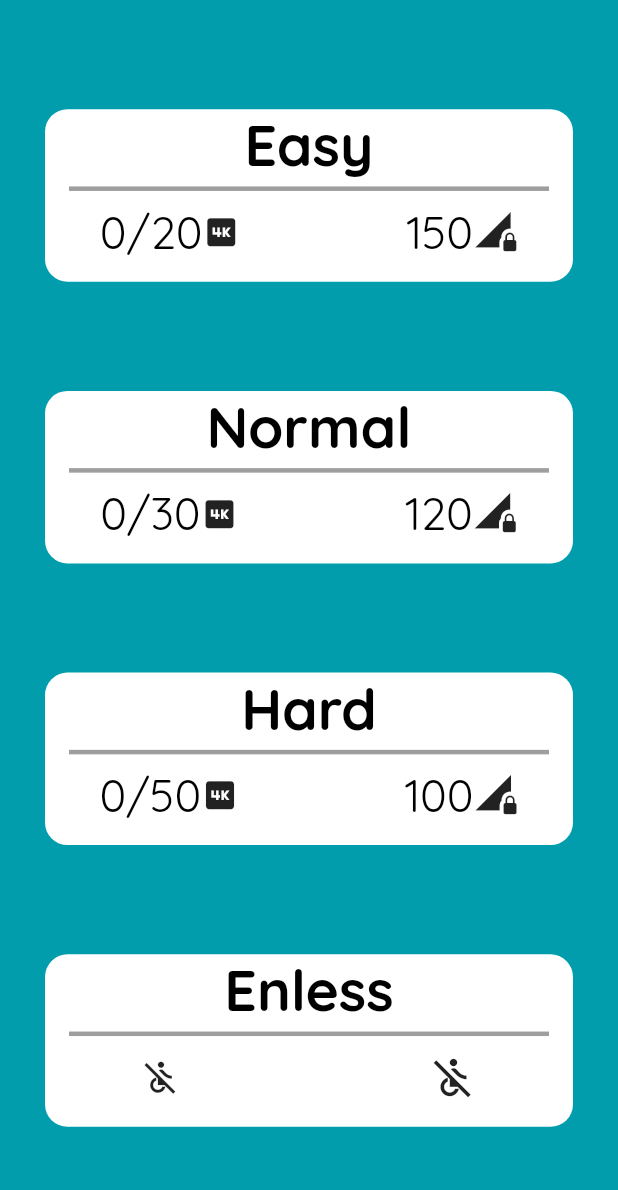
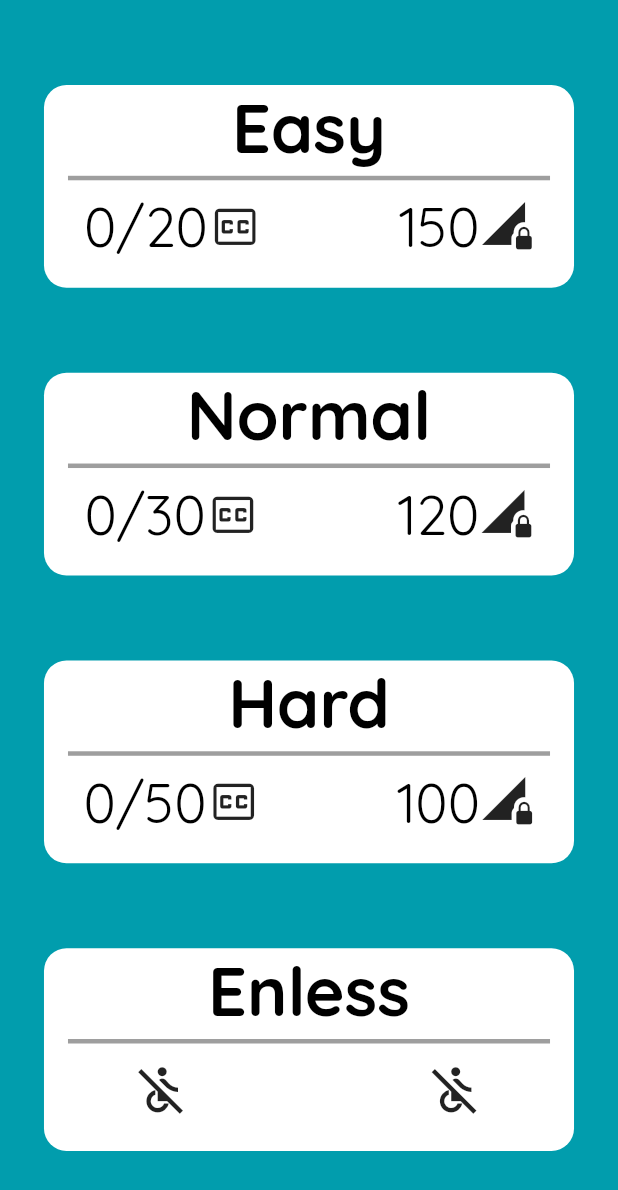
Before and after one commit to pdnminh99/flaguru, a Flutter app: the DifficultyScreen screen opened by its route, on a phone screen of 412 x 824 dp. Shown: the top 1190 px of the screen. Run offline on Flutter 3.47's test engine with Material 2 defaults, Android fonts, the phone set to English and light mode, and no system bars; our stand-ins replace firebase_auth, flutter_spinkit, google_sign_in, shared_preferences, sqflite; missing offline and left inert: dart:ffi; accounts and stored records are empty.

Commit message:
Modify animation for difficulty_screen + using mediaquery

```diff
--- a/lib/screens/difficulty_screen.dart
+++ b/lib/screens/difficulty_screen.dart
@@ -2,43 +2,46 @@ import 'package:flaguru/widgets/difficulty_cart.dart';
 import 'package:flutter/material.dart';
 import 'package:flaguru/screens/play_screen.dart';
 import '../models/Enum.dart';
+import 'package:flaguru/widgets/difficulty_screen_animation.dart';
 
-
-class DifficultyScreen extends StatefulWidget{
+class DifficultyScreen extends StatefulWidget {
   static String routeName = '/difficulty_screen';
   @override
   _DifficultyScreenState createState() => _DifficultyScreenState();
+}
 
-}
-class _DifficultyScreenState extends State<DifficultyScreen> with SingleTickerProviderStateMixin{
+class _DifficultyScreenState extends State<DifficultyScreen>
+    with SingleTickerProviderStateMixin {
   bool animated = false;
-  int timerIconCode =58405;
-  int poinIconCode= 57377;
-  int infiniteIcon =60221;
+  int timerIconCode = 58405;
+  int poinIconCode = 57710;
+  int infiniteIcon = 60221;
+
   AnimationController _animatedContainer;
-  Animation<double> _animation;
-  final List arrayofCheckPoint=['0/20','0/30','0/50',];
+  Difficulty_screen_animation _difficulty_screen_animation;
+
+  final List arrayofCheckPoint = [
+    '0/20',
+    '0/30',
+    '0/50',
+  ];
   @override
-  _DifficultyScreenState(
-    {
+  _DifficultyScreenState({
     arrayofCheckPoint,
-    }
-  );
+  });
   @override
-  void initState(){
-    super.initState();
+  void initState() {
+
     _animatedContainer = AnimationController(
-      duration: const Duration(milliseconds: 700),
+      duration: const Duration(milliseconds: 800),
       vsync: this,
     );
-    _animation = Tween(begin: 60.0,end: 0.0).animate(_animatedContainer)
-    ..addListener((){
-      setState(() {
-      });
-    });
+    _difficulty_screen_animation = Difficulty_screen_animation(_animatedContainer);
+
     _animatedContainer.forward();
-    // this.animated = true;
+    super.initState();
   }
+
   @override
   void dispose() {
     _animatedContainer.dispose();
@@ -49,27 +52,34 @@ class _DifficultyScreenState extends State<DifficultyScreen> with SingleTickerPr
   Widget build(BuildContext context) {
     return Scaffold(
         backgroundColor: Color.fromARGB(255, 1, 157, 173),
-      body: AnimatedBuilder(
-        animation: _animation,
+        body: Container(
           child: Center(
             child: Column(
               mainAxisAlignment: MainAxisAlignment.spaceEvenly,
               crossAxisAlignment: CrossAxisAlignment.center,
               children: <Widget>[
-                  diffculty_cart("Easy","150",this.arrayofCheckPoint[0],Difficulty.EASY,poinIconCode,timerIconCode),
-                  diffculty_cart("Normal","120", this.arrayofCheckPoint[1], Difficulty.NORMAL,poinIconCode,timerIconCode),
-                  diffculty_cart("Hard","100", this.arrayofCheckPoint[2],Difficulty.HARD,poinIconCode,timerIconCode),
-                  diffculty_cart("Enless","", "",Difficulty.HARD,infiniteIcon,infiniteIcon),
-
+                FadeTransition(
+                  opacity: _difficulty_screen_animation.popUp,
+                  child: diffculty_cart("Easy", "150", this.arrayofCheckPoint[0],
+                    Difficulty.EASY, poinIconCode, timerIconCode),
+                ),
+                FadeTransition(
+                  opacity: _difficulty_screen_animation.popUp,
+                  child: diffculty_cart("Normal", "120", this.arrayofCheckPoint[1],
+                    Difficulty.NORMAL, poinIconCode, timerIconCode),
+                ),
+                FadeTransition(
+                  opacity: _difficulty_screen_animation.popUp,
+                  child: diffculty_cart("Hard", "100", this.arrayofCheckPoint[2],
+                    Difficulty.HARD, poinIconCode, timerIconCode),
+                ),
+                FadeTransition(
+                  opacity:_difficulty_screen_animation.popUp,
+                  child: diffculty_cart("Enless", "", "", Difficulty.HARD, infiniteIcon,
+                    infiniteIcon),
+                )
+                ,
               ]),
-            // ),
-          // ),
-        ),
-        builder: (BuildContext context, Widget child) {
-        return Transform.translate(
-          offset: Offset(_animation.value,_animation.value),
-          child: child,
-        );
-      }));
+        )));
   }
 }
--- a/lib/widgets/difficulty_cart.dart
+++ b/lib/widgets/difficulty_cart.dart
@@ -8,7 +8,6 @@ class diffculty_cart extends StatelessWidget {
   String point;
   String timer;
   Difficulty difficulty;
-  Function navigator;
   int pointIcon;
   int timerIcon;
   double iconSize=30;
@@ -18,8 +17,11 @@ class diffculty_cart extends StatelessWidget {
 
   @override
   Widget build(BuildContext context) {
+    double _height = MediaQuery.of(context).size.height;
+    double _width = MediaQuery.of(context).size.width;
     // TODO: implement build
     return FlatButton(
+
       color: Colors.white,
       shape: RoundedRectangleBorder(borderRadius: BorderRadius.circular(15)),
       // padding: EdgeInsets.all(1),
@@ -31,20 +33,15 @@ class diffculty_cart extends StatelessWidget {
         Navigator.pushReplacementNamed(context, PlayScreen.routeName, arguments: difficulty);
       },
       child: Container(
-        // duration: Duration(
-        //   seconds: 2
-        // ),
-        // curve: Curves.easeInOutCirc,
-        height: 115,
-        width: 320,
-        // color: Colors.white,
+        height: _height*0.164,
+        width: _width*0.78,
         child: Column(
           children: <Widget>[
             Text(
               name,
               style: TextStyle(
                 color: Colors.black,
-                fontSize: 38,
+                fontSize: _height*0.055,
                 fontWeight: FontWeight.w600,
               ),
             ),
@@ -65,11 +62,11 @@ class diffculty_cart extends StatelessWidget {
                       point,
                       style: TextStyle(
                         color: Colors.black,
-                        fontSize: 30,
+                        fontSize: _height*0.044,
                         fontWeight: FontWeight.w500,
                       ),
                     ),
-                    Icon(IconData(pointIcon, fontFamily: 'MaterialIcons'),size: 25,),
+                    Icon(IconData(pointIcon, fontFamily: 'MaterialIcons'),size: _height*0.044,),
                   ],
                 ),
                 SizedBox(
@@ -81,18 +78,18 @@ class diffculty_cart extends StatelessWidget {
                       timer,
                       style: TextStyle(
                         color: Colors.black,
-                        fontSize: 30,
+                        fontSize: _height*0.044,
                         fontWeight: FontWeight.w500,
                       ),
                     ),
-                    Icon(IconData(timerIcon, fontFamily: 'MaterialIcons'),size: iconSize,),
+                    Icon(IconData(timerIcon, fontFamily: 'MaterialIcons'),size: _height*0.044,),
                   ],
                 ),
               ],
             ),
-            Padding(
-              padding: EdgeInsets.only(bottom: 5),
-            ),
+            // Padding(
+            //   padding: EdgeInsets.only(bottom: 5),
+            // ),
           ],
         ),
       ),
--- /dev/null
+++ b/lib/widgets/difficulty_screen_animation.dart
@@ -0,0 +1,19 @@
+import 'package:flutter/material.dart';
+
+class Difficulty_screen_animation{
+  //Stagged Animations
+  int playerCheckpoint;
+  final AnimationController _controller;
+
+  Animation<int> playerCheckpoint_Ani;
+  Animation<double> popUp;
+  Difficulty_screen_animation(
+    this._controller
+  ){
+    playerCheckpoint_Ani = Tween<int>(begin: 0,end: this.playerCheckpoint).animate(CurvedAnimation(
+      parent: this._controller,
+      curve: Interval(0.5, 0.7),
+    ));
+    popUp=Tween<double>(begin: 0.2,end: 1).animate(this._controller);
+  }
+}
```
Also changed, not shown: 1 other file. Lines whose indentation alone changed are shown as unchanged.
